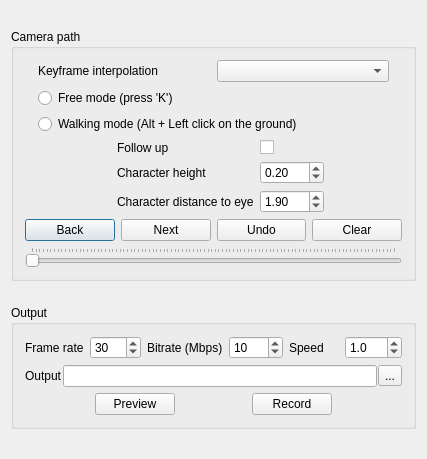
Before: the Qt Designer form applications/Mapple/dialogs/dialog_walk_through.ui in LiangliangNan/Easy3D, drawn with Qt 5.
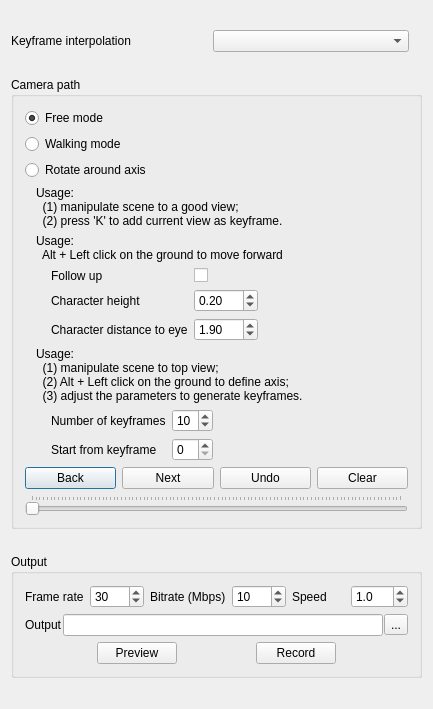
After: the same form once the commit is applied.

Commit message: simple rotation-around-axis camera path

The edit to the form file:
```diff
--- a/applications/Mapple/dialogs/dialog_walk_through.ui
+++ b/applications/Mapple/dialogs/dialog_walk_through.ui
@@ -6,8 +6,8 @@
    <rect>
     <x>0</x>
     <y>0</y>
-    <width>427</width>
-    <height>459</height>
+    <width>433</width>
+    <height>709</height>
    </rect>
   </property>
   <property name="sizePolicy">
@@ -19,7 +19,7 @@
   <property name="maximumSize">
    <size>
     <width>16777215</width>
-    <height>459</height>
+    <height>1459</height>
    </size>
   </property>
   <property name="contextMenuPolicy">
@@ -28,39 +28,7 @@
   <property name="windowTitle">
    <string>Walk through</string>
   </property>
-  <layout class="QVBoxLayout" name="verticalLayout_5">
-   <item>
-    <widget class="QGroupBox" name="groupBox">
-     <property name="sizePolicy">
-      <sizepolicy hsizetype="Preferred" vsizetype="Fixed">
-       <horstretch>0</horstretch>
-       <verstretch>0</verstretch>
-      </sizepolicy>
-     </property>
-     <property name="title">
-      <string>Camera path</string>
-     </property>
-     <layout class="QVBoxLayout" name="verticalLayout_4">
-      <item>
-       <layout class="QHBoxLayout" name="horizontalLayout_4">
-        <item>
-         <spacer name="horizontalSpacer_7">
-          <property name="orientation">
-           <enum>Qt::Horizontal</enum>
-          </property>
-          <property name="sizeType">
-           <enum>QSizePolicy::Fixed</enum>
-          </property>
-          <property name="sizeHint" stdset="0">
-           <size>
-            <width>13</width>
-            <height>15</height>
-           </size>
-          </property>
-         </spacer>
-        </item>
-        <item>
-         <layout class="QVBoxLayout" name="verticalLayout_3">
+  <layout class="QVBoxLayout" name="verticalLayout_8">
           <item>
            <layout class="QHBoxLayout" name="horizontalLayout_5">
             <item>
@@ -92,22 +60,84 @@
            </layout>
           </item>
           <item>
+    <widget class="QGroupBox" name="groupBox">
+     <property name="sizePolicy">
+      <sizepolicy hsizetype="Preferred" vsizetype="Fixed">
+       <horstretch>0</horstretch>
+       <verstretch>0</verstretch>
+      </sizepolicy>
+     </property>
+     <property name="title">
+      <string>Camera path</string>
+     </property>
+     <layout class="QVBoxLayout" name="verticalLayout_7">
+      <item>
            <layout class="QVBoxLayout" name="verticalLayout_2">
             <item>
              <widget class="QRadioButton" name="radioButtonFreeMode">
               <property name="text">
-               <string>Free mode (press 'K') </string>
+           <string>Free mode</string>
+          </property>
+          <property name="checked">
+           <bool>true</bool>
               </property>
              </widget>
             </item>
             <item>
              <widget class="QRadioButton" name="radioButtonWalkingMode">
               <property name="text">
-               <string>Walking mode (Alt + Left click on the ground)</string>
+           <string>Walking mode</string>
               </property>
              </widget>
             </item>
-           </layout>
+        <item>
+         <widget class="QRadioButton" name="radioButtonRotateAroundAxis">
+          <property name="text">
+           <string>Rotate around axis</string>
+          </property>
+         </widget>
+        </item>
+       </layout>
+      </item>
+      <item>
+       <layout class="QVBoxLayout" name="verticalLayout_6">
+        <item>
+         <widget class="QWidget" name="widgetFreeMode" native="true">
+          <layout class="QVBoxLayout" name="verticalLayout_3">
+           <property name="topMargin">
+            <number>0</number>
+           </property>
+           <property name="bottomMargin">
+            <number>0</number>
+           </property>
+           <item>
+            <widget class="QLabel" name="labelFreeMode">
+             <property name="text">
+              <string>Usage: 
+  (1) manipulate scene to a good view;  
+  (2) press 'K' to add current view as keyframe. </string>
+             </property>
+            </widget>
+           </item>
+          </layout>
+         </widget>
+        </item>
+        <item>
+         <widget class="QWidget" name="widgetWalkingMode" native="true">
+          <layout class="QVBoxLayout" name="verticalLayout_4">
+           <property name="topMargin">
+            <number>0</number>
+           </property>
+           <property name="bottomMargin">
+            <number>0</number>
+           </property>
+           <item>
+            <widget class="QLabel" name="label">
+             <property name="text">
+              <string>Usage:
+  Alt + Left click on the ground to move forward</string>
+             </property>
+            </widget>
           </item>
           <item>
            <layout class="QHBoxLayout" name="horizontalLayout_3">
@@ -117,7 +147,7 @@
                <enum>Qt::Horizontal</enum>
               </property>
               <property name="sizeType">
-               <enum>QSizePolicy::Expanding</enum>
+                <enum>QSizePolicy::Fixed</enum>
               </property>
               <property name="sizeHint" stdset="0">
                <size>
@@ -192,13 +222,97 @@
              </layout>
             </item>
             <item>
+              <spacer name="horizontalSpacer_14">
+               <property name="orientation">
+                <enum>Qt::Horizontal</enum>
+               </property>
+               <property name="sizeHint" stdset="0">
+                <size>
+                 <width>13</width>
+                 <height>15</height>
+                </size>
+               </property>
+              </spacer>
+             </item>
+            </layout>
+           </item>
+          </layout>
+         </widget>
+        </item>
+        <item>
+         <widget class="QWidget" name="widgetRotateAroundAxis" native="true">
+          <layout class="QVBoxLayout" name="verticalLayout_5">
+           <property name="topMargin">
+            <number>0</number>
+           </property>
+           <property name="bottomMargin">
+            <number>0</number>
+           </property>
+           <item>
+            <widget class="QLabel" name="label_2">
+             <property name="text">
+              <string>Usage:
+  (1) manipulate scene to top view;
+  (2) Alt + Left click on the ground to define axis;
+  (3) adjust the parameters to generate keyframes.</string>
+             </property>
+            </widget>
+           </item>
+           <item>
+            <layout class="QHBoxLayout" name="horizontalLayout_6">
+             <item>
+              <spacer name="horizontalSpacer_2">
+               <property name="orientation">
+                <enum>Qt::Horizontal</enum>
+               </property>
+               <property name="sizeType">
+                <enum>QSizePolicy::Fixed</enum>
+               </property>
+               <property name="sizeHint" stdset="0">
+                <size>
+                 <width>15</width>
+                 <height>18</height>
+                </size>
+               </property>
+              </spacer>
+             </item>
+             <item>
+              <layout class="QGridLayout" name="gridLayout_2">
+               <item row="0" column="0">
+                <widget class="QLabel" name="labelCharacterHeight_2">
+                 <property name="text">
+                  <string>Number of keyframes</string>
+                 </property>
+                </widget>
+               </item>
+               <item row="0" column="1">
+                <widget class="QSpinBox" name="spinBox">
+                 <property name="value">
+                  <number>10</number>
+                 </property>
+                </widget>
+               </item>
+               <item row="1" column="1">
+                <widget class="QSpinBox" name="spinBox_2">
+                 <property name="value">
+                  <number>0</number>
+                 </property>
+                </widget>
+               </item>
+               <item row="1" column="0">
+                <widget class="QLabel" name="labelCharacterHeight_3">
+                 <property name="text">
+                  <string>Start from keyframe</string>
+                 </property>
+                </widget>
+               </item>
+              </layout>
+             </item>
+             <item>
              <spacer name="horizontalSpacer_13">
               <property name="orientation">
                <enum>Qt::Horizontal</enum>
               </property>
-              <property name="sizeType">
-               <enum>QSizePolicy::Expanding</enum>
-              </property>
               <property name="sizeHint" stdset="0">
                <size>
                 <width>13</width>
@@ -210,6 +324,7 @@
            </layout>
           </item>
          </layout>
+         </widget>
         </item>
        </layout>
       </item>
```
Left out of the diff: 3 changed lines with no effect on the pictures. Lines whose indentation alone changed are shown as unchanged. The commit also changes 5 other files.
